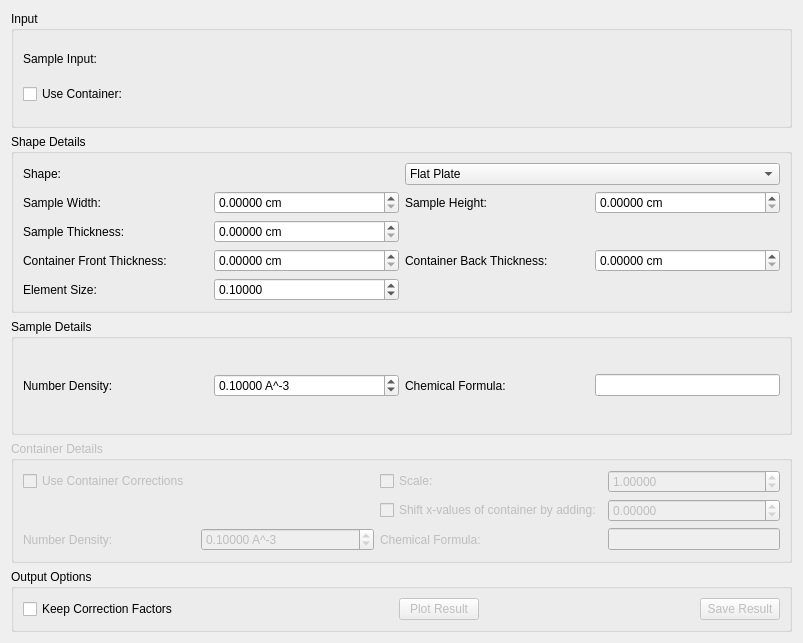
Above: MantidQt/CustomInterfaces/inc/MantidQtCustomInterfaces/Indirect/AbsorptionCorrections.ui from mantidproject/mantid before the change. Below: the same form after it.
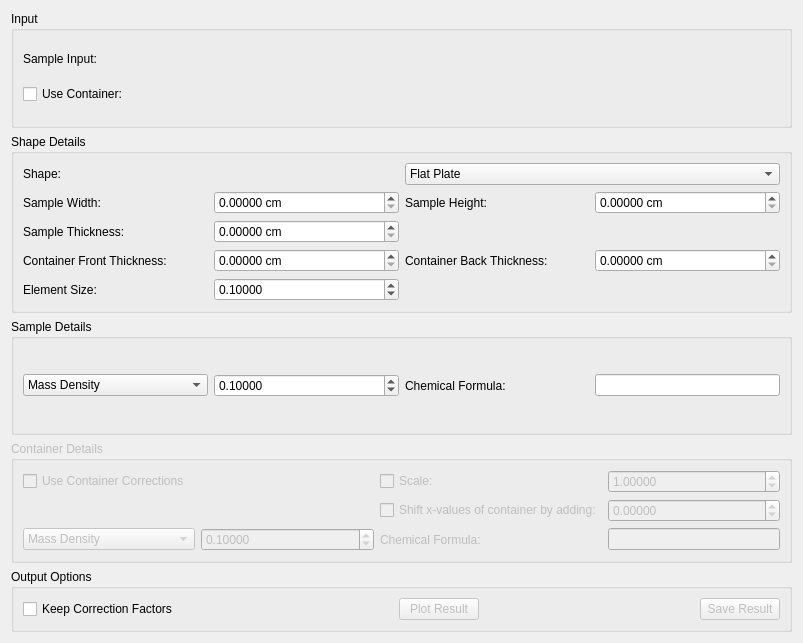
That is the form after the change. Custom widgets are drawn as their Qt base class.

Commit message: Refs #16516 Added combo box to Absorption

```diff
--- a/MantidQt/CustomInterfaces/inc/MantidQtCustomInterfaces/Indirect/AbsorptionCorrections.ui
+++ b/MantidQt/CustomInterfaces/inc/MantidQtCustomInterfaces/Indirect/AbsorptionCorrections.ui
@@ -462,10 +462,7 @@
      </property>
      <layout class="QGridLayout" name="gridLayout">
       <item row="0" column="1">
-       <widget class="QDoubleSpinBox" name="spSampleNumberDensity">
-        <property name="suffix">
-         <string> A^-3</string>
-        </property>
+       <widget class="QDoubleSpinBox" name="spSampleDensity">
         <property name="decimals">
          <number>5</number>
         </property>
@@ -484,13 +481,6 @@
         </property>
        </widget>
       </item>
-      <item row="0" column="0">
-       <widget class="QLabel" name="lbSampleNumberDensity">
-        <property name="text">
-         <string>Number Density: </string>
-        </property>
-       </widget>
-      </item>
       <item row="0" column="3">
        <widget class="QLineEdit" name="leSampleChemicalFormula">
         <property name="sizePolicy">
@@ -501,6 +491,20 @@
         </property>
        </widget>
       </item>
+      <item row="0" column="0">
+       <widget class="QComboBox" name="cbSampleDensity">
+        <item>
+         <property name="text">
+          <string>Mass Density</string>
+         </property>
+        </item>
+        <item>
+         <property name="text">
+          <string>Number Density</string>
+         </property>
+        </item>
+       </widget>
+      </item>
      </layout>
     </widget>
    </item>
@@ -520,20 +524,13 @@
         </property>
        </widget>
       </item>
-      <item row="4" column="0">
-       <widget class="QLabel" name="lbCanNumberDensity">
-        <property name="text">
-         <string>Number Density:</string>
-        </property>
-       </widget>
-      </item>
       <item row="4" column="1">
        <widget class="QDoubleSpinBox" name="spCanNumberDensity">
         <property name="enabled">
          <bool>false</bool>
         </property>
         <property name="suffix">
-         <string> A^-3</string>
+         <string/>
         </property>
         <property name="decimals">
          <number>5</number>
@@ -618,6 +615,20 @@
         </property>
        </widget>
       </item>
+      <item row="4" column="0">
+       <widget class="QComboBox" name="cbCanDensity">
+        <item>
+         <property name="text">
+          <string>Mass Density</string>
+         </property>
+        </item>
+        <item>
+         <property name="text">
+          <string>Number Density</string>
+         </property>
+        </item>
+       </widget>
+      </item>
      </layout>
     </widget>
    </item>
```
Left out of the diff: 8 changed lines with no effect on the pictures.
